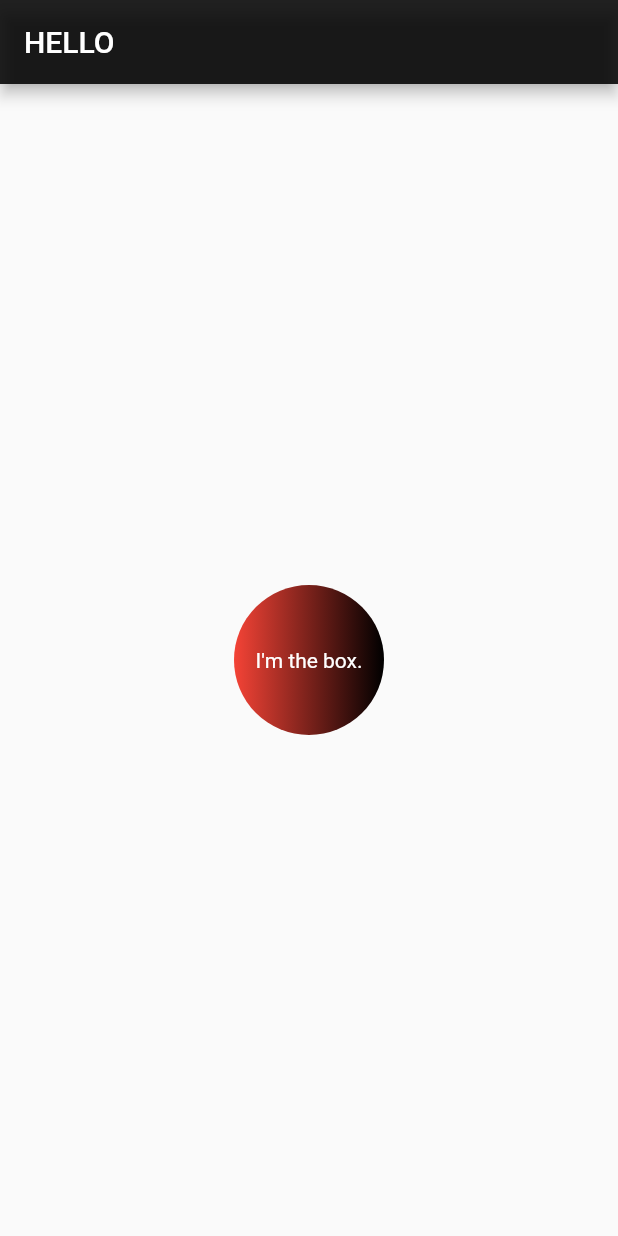
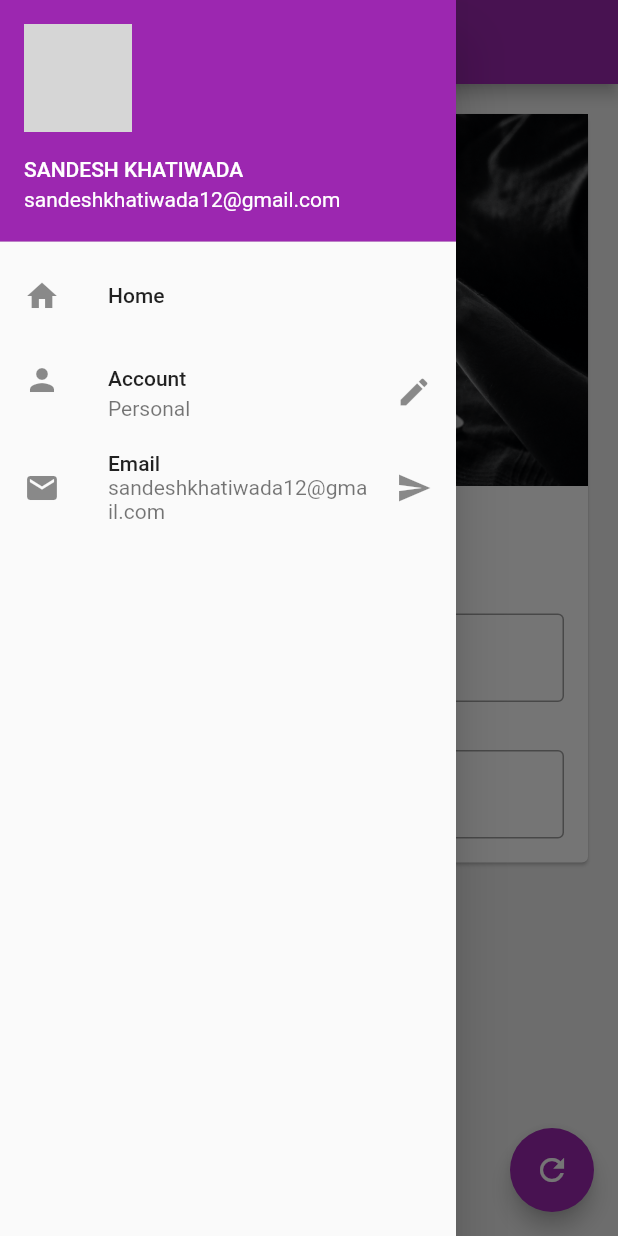
Before and after one commit to SandeshKhatiwada/UI, a Flutter app: the HomePage screen opened directly, with the side drawer open (before the commit the screen has no drawer), on a phone screen of 412 x 824 dp. Run offline on Flutter 3.47's test engine with Material 2 defaults, Android fonts, the phone set to English and light mode, and no system bars; network calls fail; grey boxes are pictures that could not be loaded.

Commit message:
first commit

```diff
--- a/lib/main.dart
+++ b/lib/main.dart
@@ -1,49 +1,19 @@
-
 import 'package:flutter/cupertino.dart';
 import 'package:flutter/material.dart';
 
+
+import 'package:flutter_sample/pages/home_page.dart';
+import 'package:flutter_sample/pages/login_page.dart';
+
  main(){
    runApp(MaterialApp(
+     debugShowCheckedModeBanner: false,
      title: "My App",
-     home: HomePage(),
+     home: LoginPage(),
+     theme: ThemeData(
+       primarySwatch: Colors.purple,
+     ),
 
-   ));
+   ),
+   );
  }
-
- class HomePage extends StatelessWidget {
-   const HomePage({Key? key}) : super(key: key);
-
-   @override
-   Widget build(BuildContext context) {
-     return Scaffold(
-       appBar: AppBar(
-         backgroundColor: Colors.black87,
-         title: Text("HELLO"),
-       ),
-
-       body: Container(
-         child: Center(child: Container(
-           padding: const EdgeInsets.all(8),
-           alignment: Alignment.center,
-           width: 100,
-           height: 100,
-           child: Text("I'm the box.", style: TextStyle(
-               color: Colors.white,
-           ),),
-
-           decoration: BoxDecoration(
-             shape: BoxShape.circle,
-             color: Colors.teal,
-             gradient: LinearGradient(colors: [
-               Colors.red,
-               Colors.black,
-             ]),
-           ),
-         ),
-         ),
-
-       ),
-
-     );
-   }
- }
--- /dev/null
+++ b/lib/pages/bg_image.dart
@@ -0,0 +1,11 @@
+import 'package:flutter/material.dart';
+
+class bgImage extends StatelessWidget {
+  const bgImage({Key? key}) : super(key: key);
+
+  @override
+  Widget build(BuildContext context) {
+    return Image.asset("assets/bg.jpg",
+        fit: BoxFit.cover);
+  }
+}
--- /dev/null
+++ b/lib/pages/drawer.dart
@@ -0,0 +1,43 @@
+import 'package:flutter/material.dart';
+
+class MyDrawer extends StatelessWidget {
+  const MyDrawer({Key? key}) : super(key: key);
+
+  @override
+  Widget build(BuildContext context) {
+    return Drawer(
+      child: ListView(
+        children: <Widget>[
+          UserAccountsDrawerHeader(accountName: Text("SANDESH KHATIWADA"),
+            accountEmail: Text("sandeshkhatiwada12@gmail.com"),
+            currentAccountPicture: CircleAvatar(
+              backgroundImage: NetworkImage("https://media.istockphoto.com/photos/smiling-indian-business-man-working-on-laptop-at-home-office-young-picture-id1307615661?b=1&k=20&m=1307615661&s=170667a&w=0&h=Zp9_27RVS_UdlIm2k8sa8PuutX9K3HTs8xdK0UfKmYk="),
+            ),
+          ),
+
+          ListTile(
+            leading: Icon(Icons.home),
+            title: Text("Home"),
+
+          ),
+
+          ListTile(
+            leading: Icon(Icons.person),
+            title: Text("Account"),
+            subtitle: Text("Personal"),
+            trailing: Icon(Icons.edit),
+          ),
+
+          ListTile(
+            leading: Icon(Icons.email),
+            title: Text("Email"),
+            subtitle: Text("sandeshkhatiwada12@gmail.com"),
+            trailing: Icon(Icons.send),
+          ),
+
+
+        ],
+      ),
+    );
+  }
+}
--- /dev/null
+++ b/lib/pages/home_page.dart
@@ -0,0 +1,92 @@
+import 'package:flutter/material.dart';
+import 'bg_image.dart';
+import 'drawer.dart';
+
+class HomePage extends StatefulWidget {
+  const HomePage({Key? key}) : super(key: key);
+
+  @override
+  _HomePageState createState() => _HomePageState();
+}
+
+class _HomePageState extends State<HomePage> {
+  TextEditingController _nameController = TextEditingController();
+  var myText = "Change ME";
+
+
+  @override
+  void initState() {
+    // TODO: implement initState
+    super.initState();
+  }
+  @override
+
+
+  Widget build(BuildContext context) {
+    return Scaffold(
+      backgroundColor: Colors.grey[200],
+      appBar: AppBar(
+
+        title: Text("HELLO"),
+      ),
+
+      body: Padding(
+        padding: const EdgeInsets.all(16.0),
+        child: SingleChildScrollView(
+          child: Card(
+            child: Column(
+              children: <Widget> [
+                bgImage(),
+                SizedBox(
+                  height: 20,
+                ),
+                Text(myText,
+                  style: TextStyle(fontSize: 25, fontWeight: FontWeight.bold),
+                ),
+
+                SizedBox(
+                  height: 20,
+                ),
+
+                Padding(
+                  padding: const EdgeInsets.all(16.0),
+                  child: TextField(
+                    controller: _nameController,
+                    decoration: InputDecoration(
+                        border: OutlineInputBorder(),
+                        hintText: "Enter Your Name Here",
+                        labelText: "Name"
+                    ),
+                  ),
+                ),
+
+                Padding(
+                  padding: const EdgeInsets.all(16.0),
+                  child: TextField(
+                    obscureText: true,
+                    decoration: InputDecoration(
+                        border: OutlineInputBorder(),
+                        hintText: "Enter Your Password Here",
+                        labelText: "Password"
+                    ),
+                  ),
+                ),
+
+              ],
+            ),
+          ),
+        ),
+      ),
+      drawer: MyDrawer(),
+      floatingActionButton: FloatingActionButton(onPressed: (){
+        myText = _nameController.text;
+        setState(() {});
+      },
+        child: Icon(Icons.refresh),
+      ),
+
+    );
+
+
+  }
+}
--- a/pubspec.yaml
+++ b/pubspec.yaml
@@ -28,6 +28,7 @@ dependencies:
   # The following adds the Cupertino Icons font to your application.
   # Use with the CupertinoIcons class for iOS style icons.
   cupertino_icons: ^1.0.2
+  http: ^0.13.4
 
 dev_dependencies:
   flutter_test:
@@ -45,8 +46,8 @@ flutter:
   uses-material-design: true
 
   # To add assets to your application, add an assets section, like this:
-  # assets:
-  #   - images/a_dot_burr.jpeg
+  assets:
+     - assets/
   #   - images/a_dot_ham.jpeg
 
   # An image asset can refer to one or more resolution-specific "variants", see
```
Also changed, not shown: lib/pages/login_page.dart (added, +37 -0 lines), assets/bg.jpg (added), 5 other files.
